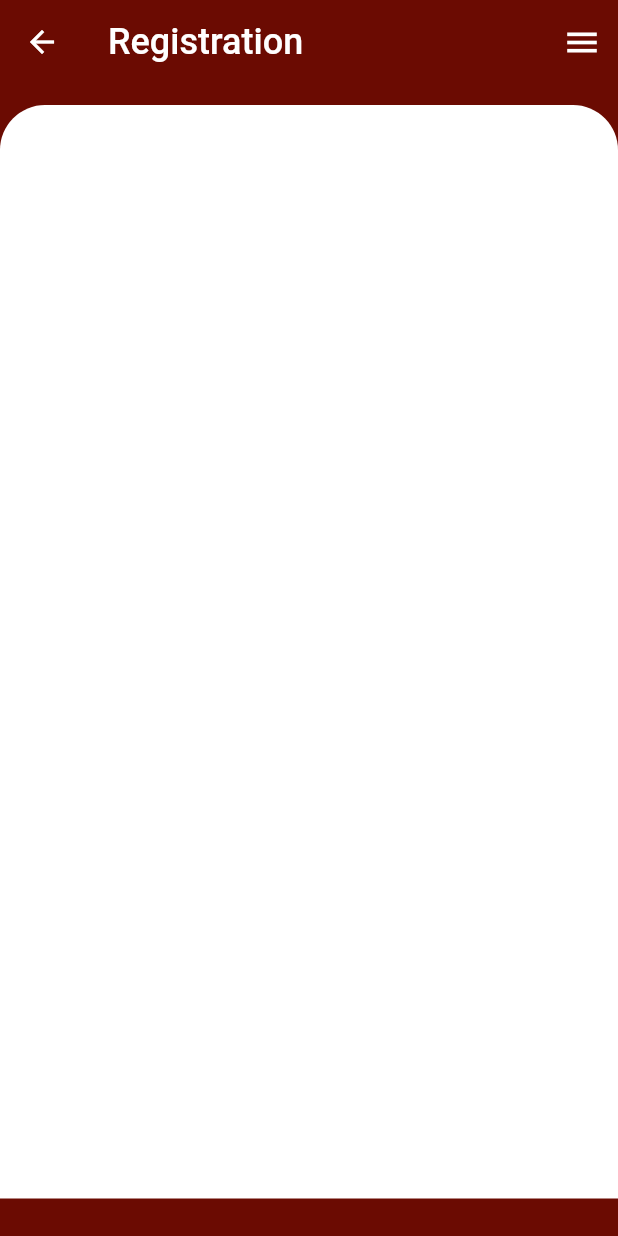
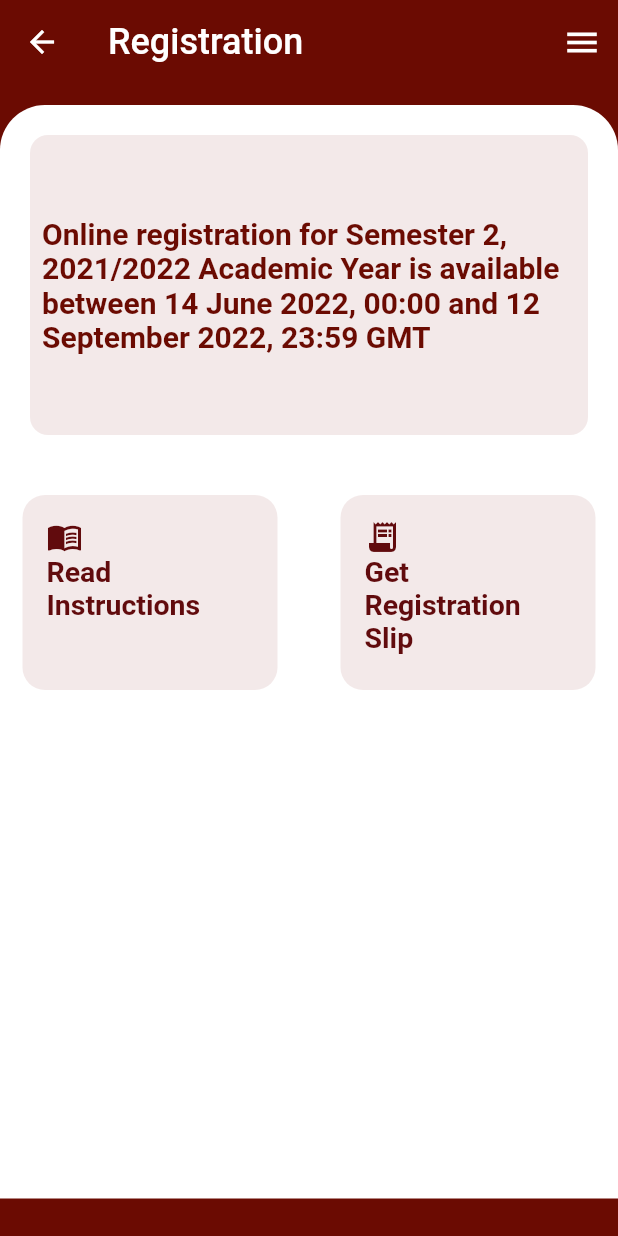
Before and after one commit to codewithdarkwa/new-aim-flutter, a Flutter app: the Registration screen opened directly, on a phone screen of 412 x 824 dp. Run offline on Flutter 3.47's test engine with Material 2 defaults, Android fonts, the phone set to English and light mode, and no system bars.

```diff
--- a/lib/pages/lecturer_assessment.dart
+++ b/lib/pages/lecturer_assessment.dart
@@ -30,6 +30,32 @@ class LecturerAssessment extends StatelessWidget {
                   ),
                   color: Colors.white,
                 ),
+                child: Column(
+                  children: [
+                    Padding(
+                      padding: const EdgeInsets.all(20.0),
+                      child: Container(
+                        height: 200,
+                        decoration: BoxDecoration(
+                          color: const Color(0xfff3e9e9),
+                          borderRadius: BorderRadius.circular(12),
+                        ),
+                        child: const Center(
+                          child: Padding(
+                            padding: EdgeInsets.all(8.0),
+                            child: Text(
+                              'Online assessment for Semester 2, 2021/2022 Academic Year is available between 05 September 2022 and 28 September 2022',
+                              style: TextStyle(
+                                  fontSize: 20,
+                                  fontWeight: FontWeight.w600,
+                                  color: Color(0xff6b0b02)),
+                            ),
+                          ),
+                        ),
+                      ),
+                    ),
+                  ],
+                ),
               ),
             ],
           ),
--- a/lib/pages/registration.dart
+++ b/lib/pages/registration.dart
@@ -9,6 +9,16 @@ class Registration extends StatelessWidget {
 
   @override
   Widget build(BuildContext context) {
+    List activityIcons = [
+      Icons.menu_book_outlined,
+      Icons.receipt_long,
+    ];
+
+    List activityName = [
+      "Read Instructions",
+      "Get Registration Slip",
+    ];
+
     final screenHeight = MediaQuery.of(context).size.height;
     return Scaffold(
       appBar: const PreferredSize(
@@ -29,6 +39,81 @@ class Registration extends StatelessWidget {
                   ),
                   color: Colors.white,
                 ),
+                child: Column(
+                  children: [
+                    Padding(
+                      padding: const EdgeInsets.all(20.0),
+                      child: Container(
+                        height: 200,
+                        decoration: BoxDecoration(
+                          color: const Color(0xfff3e9e9),
+                          borderRadius: BorderRadius.circular(12),
+                        ),
+                        child: const Center(
+                          child: Padding(
+                            padding: EdgeInsets.all(8.0),
+                            child: Text(
+                              'Online registration for Semester 2, 2021/2022 Academic Year is available between 14 June 2022, 00:00 and 12 September 2022, 23:59 GMT',
+                              style: TextStyle(
+                                  fontSize: 20,
+                                  fontWeight: FontWeight.w600,
+                                  color: Color(0xff6b0b02)),
+                            ),
+                          ),
+                        ),
+                      ),
+                    ),
+                    const SizedBox(
+                      height: 20,
+                    ),
+                    Padding(
+                      padding: const EdgeInsets.symmetric(horizontal: 15.0),
+                      child: Row(
+                        mainAxisAlignment: MainAxisAlignment.spaceBetween,
+                        children: List.generate(
+                          activityIcons.length,
+                          (index) {
+                            return GestureDetector(
+                              onTap: () {},
+                              child: Container(
+                                width: 170,
+                                height: 130,
+                                decoration: BoxDecoration(
+                                  color: const Color(0xfff3e9e9),
+                                  borderRadius: BorderRadius.circular(15),
+                                ),
+                                child: Padding(
+                                  padding: const EdgeInsets.all(8.0),
+                                  child: Padding(
+                                    padding: const EdgeInsets.all(8.0),
+                                    child: Column(
+                                      crossAxisAlignment:
+                                          CrossAxisAlignment.start,
+                                      children: [
+                                        Icon(
+                                          activityIcons[index],
+                                          color: const Color(0xff610b0d),
+                                        ),
+                                        Text(
+                                          activityName[index],
+                                          style: const TextStyle(
+                                            fontSize: 19,
+                                            fontWeight: FontWeight.bold,
+                                            color: Color(0xff610b0d),
+                                          ),
+                                        ),
+                                      ],
+                                    ),
+                                  ),
+                                ),
+                              ),
+                            );
+                          },
+                        ),
+                      ),
+                    )
+                  ],
+                ),
               ),
             ],
           ),
```
